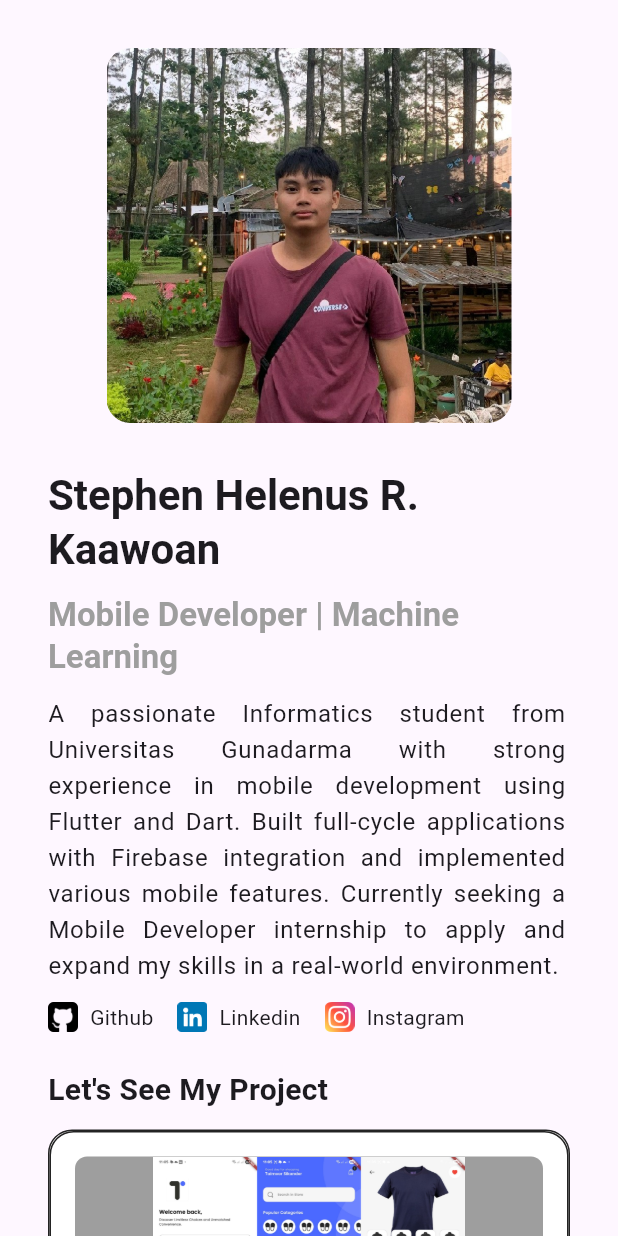
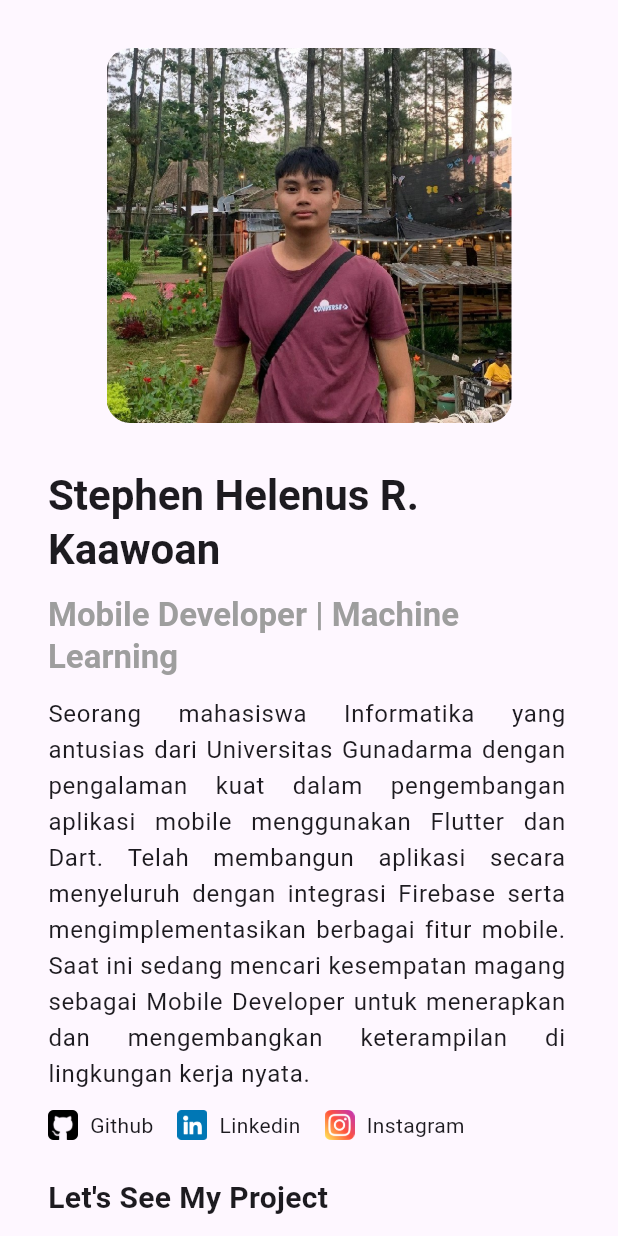
Before and after one commit to penhele/portofolio-stephen, a Flutter app: the screen it shows after launch, on a phone screen of 412 x 824 dp. Run offline on Flutter 3.47's test engine with Material 3 defaults, Android fonts, the phone set to English and light mode, and no system bars; our stand-ins replace shared_preferences, url_strategy.

Commit message:
refactor: change english to indonesia

```diff
--- a/lib/model/project_list.dart
+++ b/lib/model/project_list.dart
@@ -115,7 +115,7 @@ final List<ProjectModel> projectList = [
   ProjectModel(
     title: 'T Store',
     description:
-        'A dummy e-commerce application with Firebase Authentication, real-time database integration, and dynamic product management UI using Provider state management.',
+        'Aplikasi e-commerce dummy dengan fitur Firebase Authentication, integrasi real-time database, dan antarmuka manajemen produk dinamis menggunakan manajemen state Provider.',
     thumbnail: SImages.tsoreApp,
     duration: 'Apr 2025 — Present',
     githubUrl: 'https://github.com/penhele/t_store',
--- a/lib/utils/constants/text_strings.dart
+++ b/lib/utils/constants/text_strings.dart
@@ -1,7 +1,7 @@
 class STexts {
   static const String name = "Stephen Helenus R. Kaawoan";
   static const String description =
-      "A passionate Informatics student from Universitas Gunadarma with strong experience in mobile development using Flutter and Dart. Built full-cycle applications with Firebase integration and implemented various mobile features. Currently seeking a Mobile Developer internship to apply and expand my skills in a real-world environment.";
+      "Seorang mahasiswa Informatika yang antusias dari Universitas Gunadarma dengan pengalaman kuat dalam pengembangan aplikasi mobile menggunakan Flutter dan Dart. Telah membangun aplikasi secara menyeluruh dengan integrasi Firebase serta mengimplementasikan berbagai fitur mobile. Saat ini sedang mencari kesempatan magang sebagai Mobile Developer untuk menerapkan dan mengembangkan keterampilan di lingkungan kerja nyata.";
 
   static const String instagram = "Instagram";
   static const String linkedin = "Linkedin";
```
